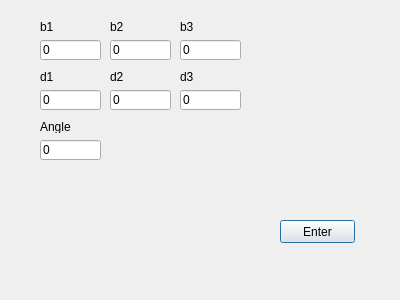
Before: the Qt Designer form forms/linerotationdialog.ui in BenjaminDeguerre/cubeRotation, drawn with Qt 5.
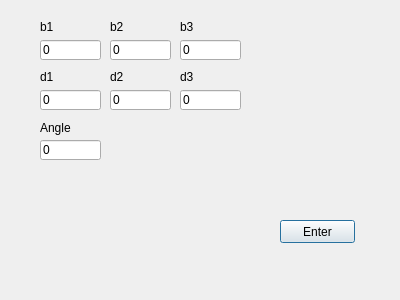
After: the same form once the commit is applied.

Commit message: making the angle more visible

The edit to the form file:
```diff
--- a/forms/linerotationdialog.ui
+++ b/forms/linerotationdialog.ui
@@ -201,7 +201,7 @@
      <x>40</x>
      <y>120</y>
      <width>47</width>
-     <height>13</height>
+     <height>16</height>
     </rect>
    </property>
    <property name="text">
```
